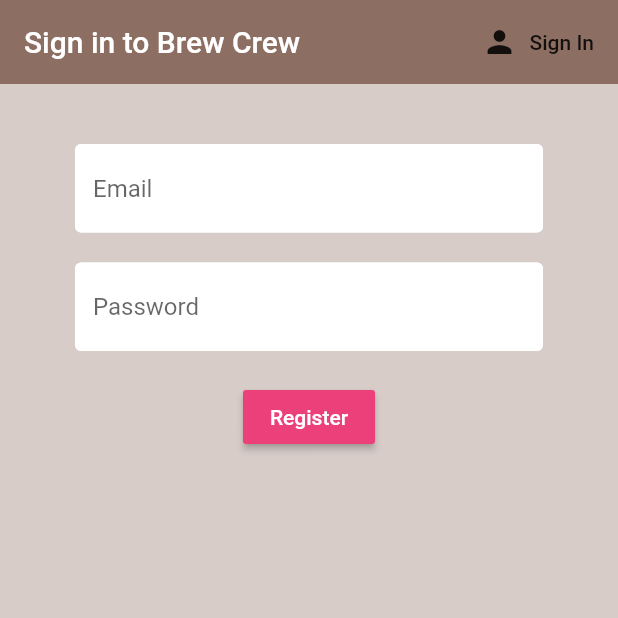
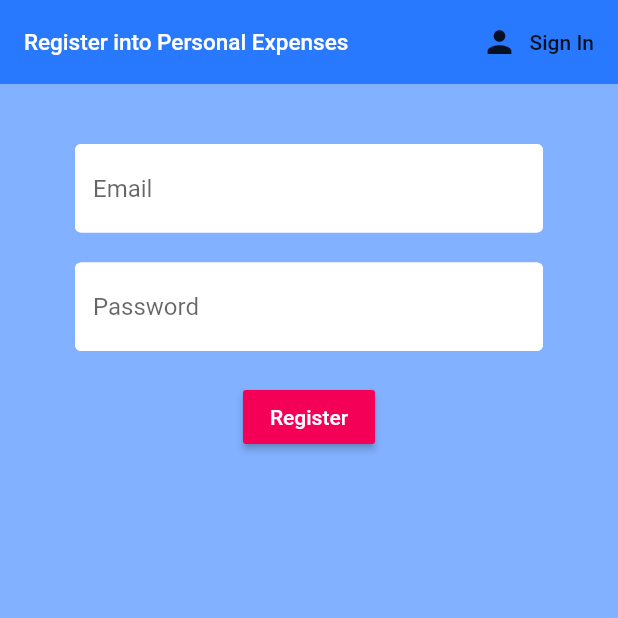
Before and after one commit to sansogaam/flutter, a Flutter app: the screen it shows after launch, after a tap on "Sign In", after a tap on "Register", on a phone screen of 412 x 824 dp, the top half of it. Run offline on Flutter 3.47's test engine with Material 2 defaults, Android fonts, the phone set to English and light mode, and no system bars; our stand-ins replace cloud_firestore, firebase_auth, flutter_spinkit; accounts and stored records are empty.

Commit message:
Changed the color

```diff
--- a/personal_expense/lib/screens/authenticate/register.dart
+++ b/personal_expense/lib/screens/authenticate/register.dart
@@ -26,11 +26,11 @@ class _RegisterState extends State<Register> {
   @override
   Widget build(BuildContext context) {
     return loading? Loading(): Scaffold(
-        backgroundColor: Colors.brown[100],
+        backgroundColor: Colors.blueAccent[100],
         appBar: AppBar(
-          backgroundColor: Colors.brown[400],
+          backgroundColor: Colors.blueAccent[400],
           elevation: 0.0,
-          title: Text('Sign in to Brew Crew'),
+          title: Text('Register into Personal Expenses', style: TextStyle(fontSize: 15),),
           actions: <Widget>[
             FlatButton.icon(
                 onPressed: () {
@@ -72,7 +72,7 @@ class _RegisterState extends State<Register> {
                     height: 20.0,
                   ),
                   RaisedButton(
-                      color: Colors.pink[400],
+                      color: Colors.pinkAccent[400],
                       child: Text('Register',
                           style: TextStyle(color: Colors.white)),
                       onPressed: () async {
--- a/personal_expense/lib/screens/authenticate/sign_in.dart
+++ b/personal_expense/lib/screens/authenticate/sign_in.dart
@@ -26,11 +26,11 @@ class _SignInState extends State<SignIn> {
   @override
   Widget build(BuildContext context) {
     return loading?  Loading(): Scaffold(
-        backgroundColor: Colors.brown[100],
+        backgroundColor: Colors.blueAccent[100],
         appBar: AppBar(
-          backgroundColor: Colors.brown[400],
+          backgroundColor: Colors.blueAccent[400],
           elevation: 0.0,
-          title: Text('Sign into Personal Expense'),
+          title: Text('Sign into Personal Expenses', style: TextStyle(fontSize: 15),),
           actions: <Widget>[
             FlatButton.icon(
                 onPressed: () {
@@ -74,7 +74,7 @@ class _SignInState extends State<SignIn> {
                     height: 20.0,
                   ),
                   RaisedButton(
-                      color: Colors.pink[400],
+                      color: Colors.pinkAccent[400],
                       child: Text('Sign In',
                           style: TextStyle(color: Colors.white)),
                       onPressed: () async {
--- a/personal_expense/lib/shared/constant.dart
+++ b/personal_expense/lib/shared/constant.dart
@@ -6,5 +6,5 @@ const textInputDecoration = InputDecoration(
   enabledBorder: OutlineInputBorder(
       borderSide: BorderSide(color: Colors.white, width: 2.0)),
   focusedBorder: OutlineInputBorder(
-      borderSide: BorderSide(color: Colors.pink, width: 2.0)),
+      borderSide: BorderSide(color: Colors.pinkAccent, width: 2.0)),
 );
```
